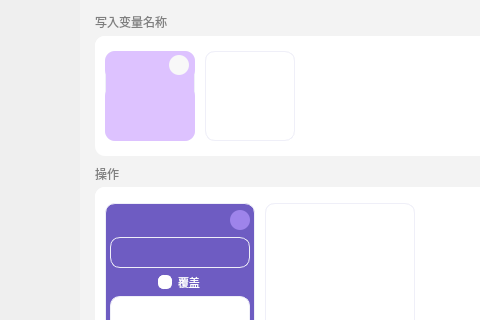
The window that WriteFunc/WriterEditor.ui (RickH-Arch/EazyAccountant_App) describes before a commit, drawn with Qt 5; both pictures show x 0 to 480 and y 414 to 734 of the 688 by 916 pixel window.
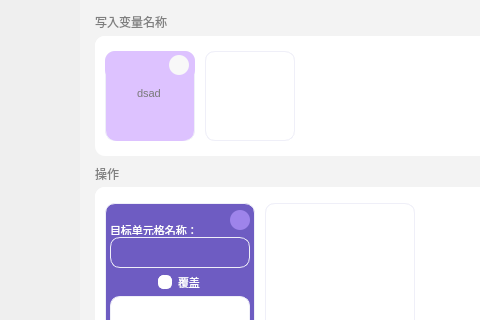
The same window after the commit. Icons and pictures are not drawn.

The edit to the form file:
```diff
--- a/WriteFunc/WriterEditor.ui
+++ b/WriteFunc/WriterEditor.ui
@@ -1556,18 +1556,27 @@
                    </widget>
                   </widget>
                  </item>
-                 <item>
+                 <item alignment="Qt::AlignHCenter">
                   <widget class="QLineEdit" name="line_valueName">
                    <property name="minimumSize">
                     <size>
-                     <width>0</width>
+                     <width>85</width>
                      <height>55</height>
                     </size>
                    </property>
+                   <property name="maximumSize">
+                    <size>
+                     <width>85</width>
+                     <height>16777215</height>
+                    </size>
+                   </property>
                    <property name="styleSheet">
                     <string notr="true">border:None;
 font: 700 10pt &quot;Microsoft YaHei UI&quot;;</string>
                    </property>
+                   <property name="text">
+                    <string>dsad</string>
+                   </property>
                    <property name="alignment">
                     <set>Qt::AlignHCenter|Qt::AlignTop</set>
                    </property>
@@ -1923,6 +1932,22 @@
                     <property name="bottomMargin">
                      <number>0</number>
                     </property>
+                    <item alignment="Qt::AlignBottom">
+                     <widget class="QLabel" name="label_7">
+                      <property name="maximumSize">
+                       <size>
+                        <width>16777215</width>
+                        <height>10</height>
+                       </size>
+                      </property>
+                      <property name="styleSheet">
+                       <string notr="true">color: rgb(255, 255, 255);</string>
+                      </property>
+                      <property name="text">
+                       <string>目标单元格名称：</string>
+                      </property>
+                     </widget>
+                    </item>
                     <item alignment="Qt::AlignRight">
                      <widget class="QPushButton" name="btn_writer_deleteProcess">
                       <property name="minimumSize">
```
